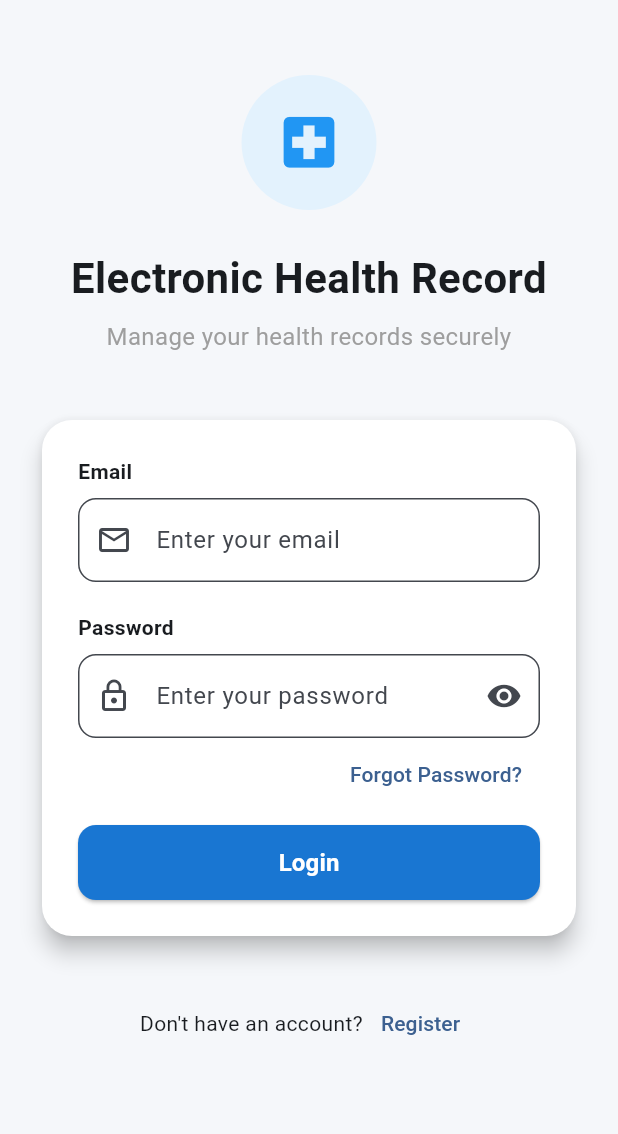
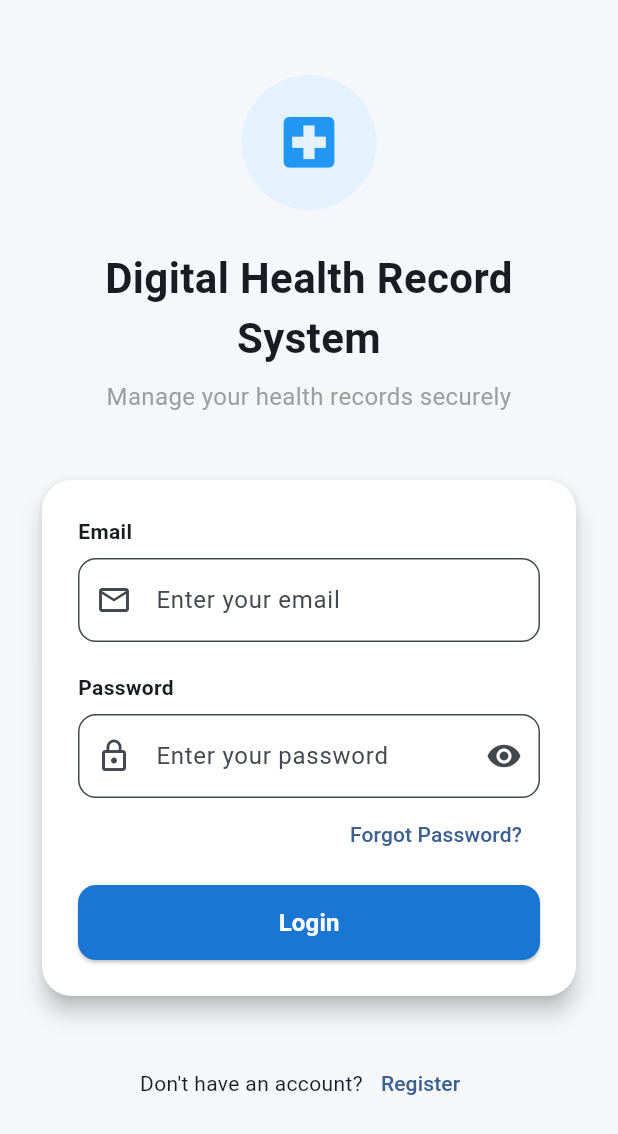
Before and after one commit to ShadowfighterAC/Digital-Health-Record-System, a Flutter app: the screen it shows after launch, on a phone screen of 412 x 824 dp. Shown: the top 1134 px of the screen. Run offline on Flutter 3.47's test engine with Material 3 defaults, Android fonts, the phone set to English and light mode, and no system bars; our stand-ins replace firebase_core; accounts and stored records are empty.

Commit message:
Rename application to Digital Health Record System

```diff
--- a/lib/main.dart
+++ b/lib/main.dart
@@ -21,7 +21,7 @@ class EHRApp extends StatelessWidget {
   @override
   Widget build(BuildContext context) {
     return MaterialApp(
-      title: 'Electronic Health Record',
+      title: 'Digital Health Record System',
       debugShowCheckedModeBanner: false,
       theme: AppTheme.lightTheme,
       home: const SplashScreen(),
--- a/lib/screens/auth/login_screen.dart
+++ b/lib/screens/auth/login_screen.dart
@@ -47,7 +47,7 @@ class _LoginScreenState extends State<LoginScreen> {
               const SizedBox(height: 25),
 
               const Text(
-                "Electronic Health Record",
+                "Digital Health Record System",
                 textAlign: TextAlign.center,
                 style: TextStyle(
                   fontSize: 28,
--- a/lib/screens/splash/splash_screen.dart
+++ b/lib/screens/splash/splash_screen.dart
@@ -47,7 +47,7 @@ class _SplashScreenState extends State<SplashScreen> {
             const SizedBox(height: 20),
 
             Text(
-              "Electronic Health Record",
+              "Digital Health Record System",
               style: Theme.of(context).textTheme.headlineMedium,
             ),
 
--- a/pubspec.yaml
+++ b/pubspec.yaml
@@ -1,5 +1,5 @@
 name: ehr_app
-description: "A new Flutter project."
+description: "Digital Health Record System."
 # The following line prevents the package from being accidentally published to
 # pub.dev using `flutter pub publish`. This is preferred for private packages.
 publish_to: 'none' # Remove this line if you wish to publish to pub.dev
```
